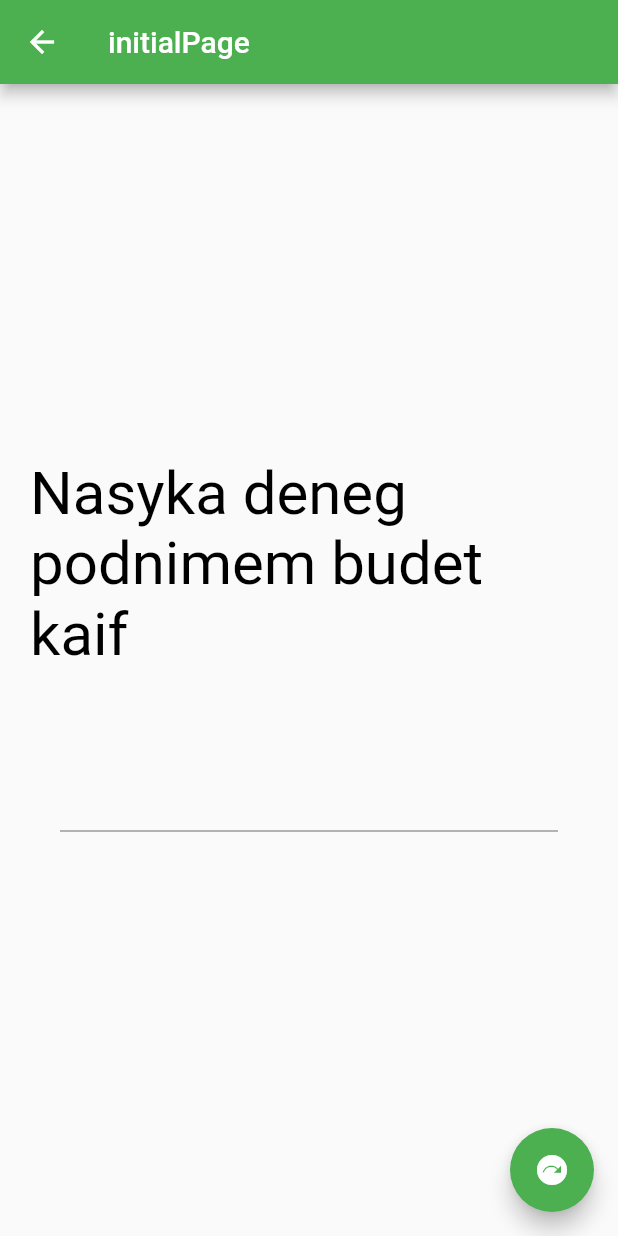
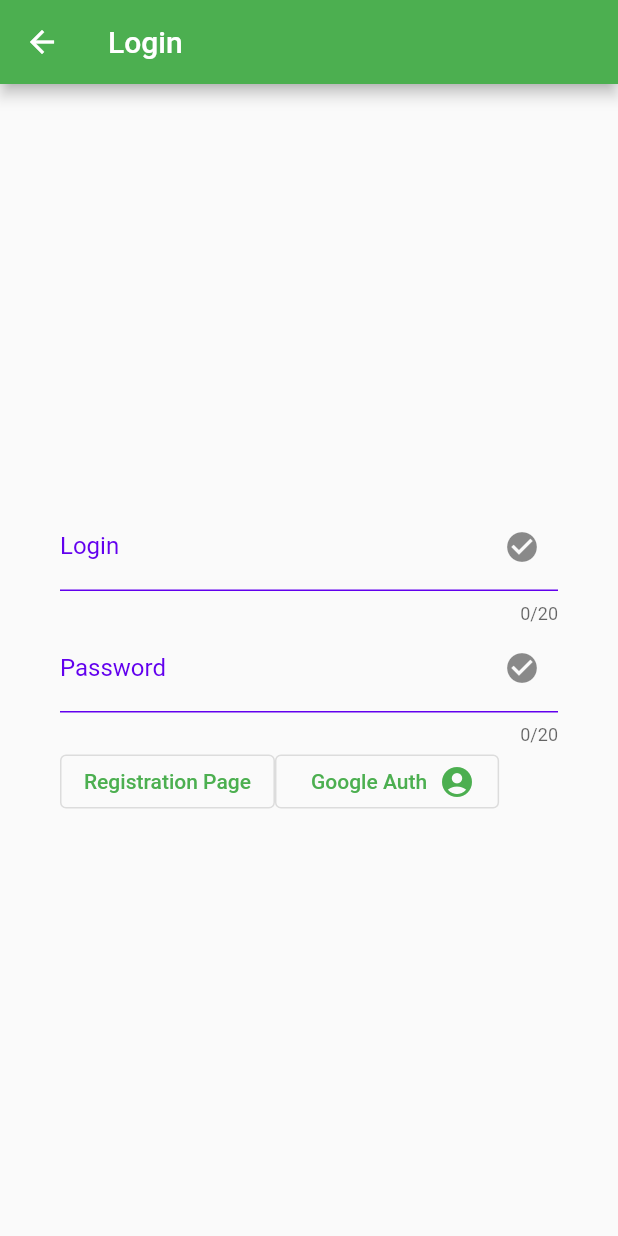
Before and after one commit to Revolt9k/flutterApp, a Flutter app: the screen it shows after launch, on a phone screen of 412 x 824 dp. Run offline on Flutter 3.47's test engine with Material 2 defaults, Android fonts, the phone set to English and light mode, and no system bars; our stand-ins replace firebase_auth, firebase_core, google_sign_in, shared_preferences; accounts and stored records are empty.

Commit message:
added login and registration pages

```diff
--- a/lib/googlePage.dart
+++ b/lib/googlePage.dart
@@ -6,13 +6,11 @@ import 'package:google_sign_in/google_sign_in.dart';
 import 'package:http/http.dart' as http;
 
 GoogleSignIn _googleSignIn = GoogleSignIn(
-  clientId: '489403686518-euupk91f12kp8ie8j91c944thhc2irac.apps.googleusercontent.com',
   scopes: <String>[
     'email',
     'https://www.googleapis.com/auth/contacts.readonly',
   ],
 );
-
 
 class GooglePage extends StatefulWidget {
   const GooglePage({Key? key}) : super(key: key);
--- a/lib/main.dart
+++ b/lib/main.dart
@@ -32,67 +32,26 @@ Future<void> _prepareAndRun() async {
     }
   });
 
-  // await signInWithGoogle();
-
   return runApp(MyApp(profileName: profileName));
 }
-
-
-// Future<UserCredential> signInWithGoogle() async {
-
-// //   GoogleSignIn _googleSignIn = GoogleSignIn(
-// //   scopes: [
-// //     'email',
-// //     'https://www.googleapis.com/auth/contacts.readonly',
-// //   ],
-// // );
-
-
-
-//   // Trigger the authentication flow
-//   final GoogleSignInAccount? googleUser = await GoogleSignIn().signIn();
-
-//   // Obtain the auth details from the request
-//   final GoogleSignInAuthentication? googleAuth =
-//       await googleUser?.authentication;
-
-//   // Create a new credential
-//   final credential = GoogleAuthProvider.credential(
-//     accessToken: googleAuth?.accessToken,
-//     idToken: googleAuth?.idToken,
-//   );
-
-//   // Once signed in, return the UserCredential
-//   return await FirebaseAuth.instance.signInWithCredential(credential);
-// }
 
 class MyApp extends StatelessWidget {
   final String? profileName;
 
   const MyApp({this.profileName, Key? key}) : super(key: key);
 
-  // This widget is the root of your application.
   @override
   Widget build(BuildContext context) {
     return MaterialApp(
       title: 'Flutter Demo',
       theme: ThemeData(
-        // This is the theme of your application.
-        //
-        // Try running your application with "flutter run". You'll see the
-        // application has a blue toolbar. Then, without quitting the app, try
-        // changing the primarySwatch below to Colors.green and then invoke
-        // "hot reload" (press "r" in the console where you ran "flutter run",
-        // or simply save your changes to "hot reload" in a Flutter IDE).
-        // Notice that the counter didn't reset back to zero; the application
-        // is not restarted.
         primarySwatch: Colors.green,
       ),
-      home: const MyHomePage(title: 'initialPage'),
+      home: const MyHomePage(title: 'Login'),
       routes: {
         InfoPage.routeName: (BuildContext context) => const InfoPage(),
         MyHomePage.routeName: (BuildContext context) => const MyHomePage(
-              title: 'initialPage',
+              title: 'Login',
             ),
         ProfilePage.routeName: (BuildContext context) => const ProfilePage(),
         GooglePage.routeName: (BuildContext context) => const GooglePage(),
@@ -107,15 +66,6 @@ class MyHomePage extends StatefulWidget {
   static const routeName = '/main';
 
   const MyHomePage({Key? key, required this.title}) : super(key: key);
-
-  // This widget is the home page of your application. It is stateful, meaning
-  // that it has a State object (defined below) that contains fields that affect
-  // how it looks.
-
-  // This class is the configuration for the state. It holds the values (in this
-  // case the title) provided by the parent (in this case the App widget) and
-  // used by the build method of the State. Fields in a Widget subclass are
-  // always marked "final".
 
   final String title;
 
@@ -142,6 +92,10 @@ class _MyHomePageState extends State<MyHomePage> {
     prefs.setString(profileNameKey, _controller.text);
   }
 
+  Future<void> _goGoogle() async {
+    Navigator.of(context).pushNamed(GooglePage.routeName);
+  }
+
   @override
   Widget build(BuildContext context) {
     return Scaffold(
@@ -149,37 +103,69 @@ class _MyHomePageState extends State<MyHomePage> {
         title: Text(widget.title),
       ),
       body: Center(
+        child: Padding(
+          padding: const EdgeInsets.only(left: 40.0, right: 40),
           child: Column(
             mainAxisAlignment: MainAxisAlignment.center,
             children: <Widget>[
-            Padding(
-              padding: const EdgeInsets.all(20.0),
-              child: Hero(
-                tag: 'text',
-                child: const Text(
-                  'Nasyka deneg podnimem budet kaif',
-                  style: TextStyle(
-                      fontSize: 40,
-                      color: Colors.black,
-                      decoration: TextDecoration.none,
-                      fontWeight: FontWeight.normal),
+              TextFormField(
+                cursorColor: Theme.of(context).cursorColor,
+                initialValue: '',
+                maxLength: 20,
+                decoration: InputDecoration(
+                  // icon: Icon(Icons.favorite),
+                  labelText: 'Login',
+                  labelStyle: TextStyle(
+                    color: Color(0xFF6200EE),
+                  ),
+                  // helperText: 'Helper text',
+                  suffixIcon: Icon(
+                    Icons.check_circle,
+                  ),
+                  enabledBorder: UnderlineInputBorder(
+                    borderSide: BorderSide(color: Color(0xFF6200EE)),
                   ),
                 ),
               ),
-            Padding(
-              padding: const EdgeInsets.all(40),
-              child: TextField(
-                controller: _controller,
-                style: Theme.of(context).textTheme.bodyLarge,
+              TextFormField(
+                cursorColor: Theme.of(context).cursorColor,
+                initialValue: '',
+                maxLength: 20,
+                decoration: InputDecoration(
+                  // icon: Icon(Icons.favorite),
+                  labelText: 'Password',
+                  labelStyle: TextStyle(
+                    color: Color(0xFF6200EE),
+                  ),
+                  // helperText: 'Helper text',
+                  suffixIcon: Icon(
+                    Icons.check_circle,
+                  ),
+                  enabledBorder: UnderlineInputBorder(
+                    borderSide: BorderSide(color: Color(0xFF6200EE)),
                   ),
                 ),
+              ),
+              Row(
+                children: [
+                  OutlinedButton(
+                      onPressed: _goNext, child: Text('Registration Page')),
+                  OutlinedButton(
+                      onPressed: _goGoogle,
+                      child: Row(
+                        children: [
+                          Padding(
+                            padding: const EdgeInsets.all(8.0),
+                            child: Text('Google Auth'),
+                          ),
+                          Icon(Icons.account_circle),
+                        ],
+                      )),
+                ],
+              )
             ],
           ),
         ),
-      floatingActionButton: FloatingActionButton(
-        onPressed: _goNext,
-        tooltip: 'Increment',
-        child: const Icon(Icons.next_plan),
       ),
     );
   }
```
Also changed, not shown: lib/infoPage.dart (+58 -38 lines). Lines whose indentation alone changed are shown as unchanged.
